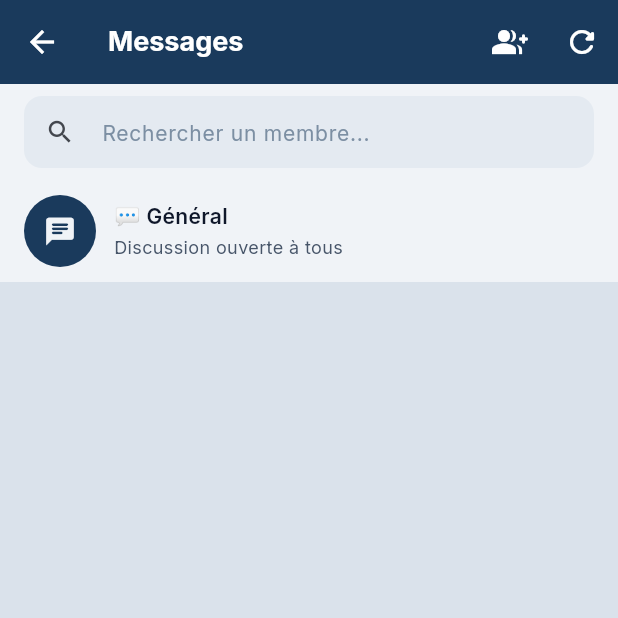
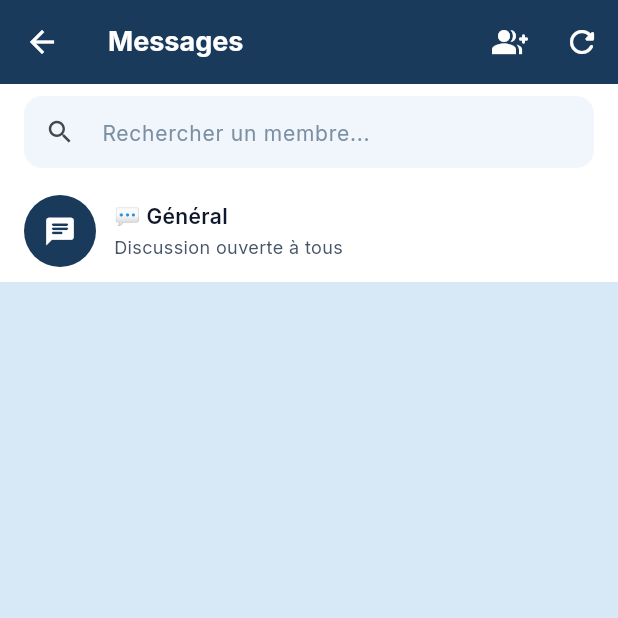
Before and after one commit to evanet08/SEBCMobile, a Flutter app: the CommunicationScreen screen opened directly, on a phone screen of 412 x 824 dp, the top half of it. Run offline on Flutter 3.47's test engine with Material 3 defaults, Android fonts, the phone set to English and light mode, and no system bars; our stand-ins replace file_picker, flutter_animate, flutter_secure_storage, google_fonts; accounts and stored records are empty; network calls fail.

Commit message:
style: Telegram sky-blue background palette

```diff
--- a/lib/screens/communication_screen.dart
+++ b/lib/screens/communication_screen.dart
@@ -112,7 +112,7 @@ class _CommunicationScreenState extends State<CommunicationScreen> {
         // Search
         Container(
           padding: const EdgeInsets.fromLTRB(16, 8, 16, 8),
-          color: const Color(0xFFF0F3F7),
+          color: const Color(0xFFFFFFFF),
           child: TextField(
             controller: _searchCtrl,
             onChanged: (v) => setState(() => _filter = v.toLowerCase()),
@@ -213,7 +213,7 @@ class _ContactTile extends StatelessWidget {
     final unread = contact.unread;
 
     return Material(
-      color: const Color(0xFFF0F3F7),
+      color: const Color(0xFFFFFFFF),
       child: InkWell(
         onTap: onTap,
         child: Padding(
@@ -223,7 +223,7 @@ class _ContactTile extends StatelessWidget {
             Container(
               width: 48, height: 48,
               decoration: BoxDecoration(color: color, shape: BoxShape.circle),
-              child: Icon(_icon, color: const Color(0xFFF0F3F7), size: 22),
+              child: Icon(_icon, color: const Color(0xFFFFFFFF), size: 22),
             ),
             const SizedBox(width: 12),
             // Info
@@ -242,7 +242,7 @@ class _ContactTile extends StatelessWidget {
                 Container(
                   padding: const EdgeInsets.symmetric(horizontal: 7, vertical: 2),
                   decoration: BoxDecoration(color: SEBCColors.accent, borderRadius: BorderRadius.circular(10)),
-                  child: Text('$unread', style: GoogleFonts.inter(color: const Color(0xFFF0F3F7), fontSize: 10, fontWeight: FontWeight.w700)),
+                  child: Text('$unread', style: GoogleFonts.inter(color: const Color(0xFFFFFFFF), fontSize: 10, fontWeight: FontWeight.w700)),
                 ),
               ],
             ]),
--- a/lib/screens/profile_screen.dart
+++ b/lib/screens/profile_screen.dart
@@ -56,7 +56,7 @@ class _ProfileScreenState extends State<ProfileScreen> {
     final m = AuthProvider.instance.membre;
 
     return Scaffold(
-      backgroundColor: const Color(0xFFD5DDE7),
+      backgroundColor: const Color(0xFFD7E9F7),
       body: _loading
         ? const Center(child: CircularProgressIndicator())
         : CustomScrollView(slivers: [
@@ -183,7 +183,7 @@ class _ProfileScreenState extends State<ProfileScreen> {
     style: GoogleFonts.inter(fontSize: 16, fontWeight: FontWeight.w700, color: const Color(0xFF0F172A)));
 
   Widget _infoCard(List<Widget> children) => Container(
-    decoration: BoxDecoration(color: const Color(0xFFF0F3F7), borderRadius: BorderRadius.circular(14), border: Border.all(color: const Color(0xFFCBD5E1))),
+    decoration: BoxDecoration(color: const Color(0xFFFFFFFF), borderRadius: BorderRadius.circular(14), border: Border.all(color: const Color(0xFFBDD4EA))),
     child: Column(children: children),
   );
 
@@ -205,7 +205,7 @@ class _ProfileScreenState extends State<ProfileScreen> {
                 isDense: true, contentPadding: EdgeInsets.zero,
                 border: InputBorder.none,
                 hintText: 'Saisir...',
-                hintStyle: GoogleFonts.inter(color: const Color(0xFFCBD5E1)),
+                hintStyle: GoogleFonts.inter(color: const Color(0xFFBDD4EA)),
               ),
             )
           else
--- a/lib/utils/theme.dart
+++ b/lib/utils/theme.dart
@@ -13,27 +13,27 @@ class SEBCColors {
   static const Color error = Color(0xFFDC2626);
   static const Color info = Color(0xFF0EA5E9);
 
-  // Surfaces — Telegram-style blue-tinted
-  static const Color background = Color(0xFFDAE2EB);
-  static const Color backgroundDark = Color(0xFFCDD7E3);
-  static const Color surface = Color(0xFFF0F3F7);
-  static const Color surfaceVariant = Color(0xFFE4EAF1);
-  static const Color cardBg = Color(0xFFF5F7FA);
+  // Surfaces — Telegram sky-blue
+  static const Color background = Color(0xFFD7E9F7);
+  static const Color backgroundDark = Color(0xFFC4DCF0);
+  static const Color surface = Color(0xFFFFFFFF);
+  static const Color surfaceVariant = Color(0xFFF0F6FB);
+  static const Color cardBg = Color(0xFFFFFFFF);
 
   // Text
   static const Color textPrimary = Color(0xFF0F172A);
   static const Color textSecondary = Color(0xFF475569);
   static const Color textTertiary = Color(0xFF7C8FA3);
 
-  // Chat — Telegram tints
-  static const Color chatBg = Color(0xFFB7C7D8);
+  // Chat — Telegram
+  static const Color chatBg = Color(0xFFC4DCF0);
   static const Color chatSent = Color(0xFFEFFFDE);
-  static const Color chatRecv = Color(0xFFF0F3F7);
+  static const Color chatRecv = Color(0xFFFFFFFF);
 
   // App background gradient
   static const LinearGradient bgGradient = LinearGradient(
     begin: Alignment.topCenter, end: Alignment.bottomCenter,
-    colors: [Color(0xFFD5DDE7), Color(0xFFC3CFDD), Color(0xFFD0DAE5)],
+    colors: [Color(0xFFD7E9F7), Color(0xFFC4DCF0), Color(0xFFD0E4F4)],
   );
 
   // Gradients
```
Also changed, not shown: lib/screens/admin_screen.dart (+11 -11 lines), lib/screens/home_screen.dart (+6 -6 lines), lib/screens/meetings_screen.dart (+10 -10 lines).
